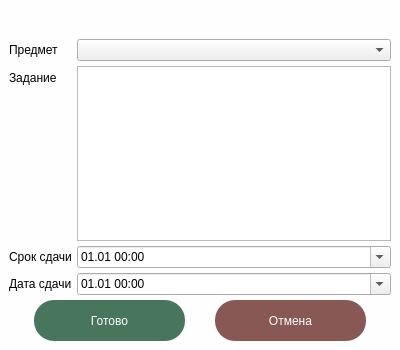
Qt form UI/task_dialog_ui.ui (AREA-team/AREA-Student) before a commit.
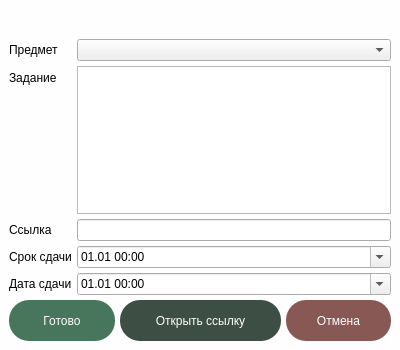
The same form after that commit. Custom widgets are drawn as their Qt base class.

Commit message: Adding and editing tasks realized Main window icons added

The edit to the form file:
```diff
--- a/UI/task_dialog_ui.ui
+++ b/UI/task_dialog_ui.ui
@@ -172,7 +172,7 @@
          </property>
         </widget>
        </item>
-       <item row="2" column="0">
+       <item row="3" column="0">
         <widget class="QLabel" name="deadline_label">
          <property name="styleSheet">
           <string notr="true">QLabel{
@@ -184,7 +184,7 @@
          </property>
         </widget>
        </item>
-       <item row="2" column="1">
+       <item row="3" column="1">
         <widget class="QDateTimeEdit" name="deadline_time">
          <property name="sizePolicy">
           <sizepolicy hsizetype="Expanding" vsizetype="Preferred">
@@ -203,7 +203,7 @@
          </property>
         </widget>
        </item>
-       <item row="3" column="0">
+       <item row="4" column="0">
         <widget class="QLabel" name="delivery_label">
          <property name="styleSheet">
           <string notr="true">QLabel{
@@ -215,7 +215,7 @@
          </property>
         </widget>
        </item>
-       <item row="3" column="1">
+       <item row="4" column="1">
         <widget class="QDateTimeEdit" name="delivery_time">
          <property name="sizePolicy">
           <sizepolicy hsizetype="Expanding" vsizetype="Preferred">
@@ -231,6 +231,25 @@
          </property>
         </widget>
        </item>
+       <item row="2" column="0">
+        <widget class="QLabel" name="link_label">
+         <property name="styleSheet">
+          <string notr="true">QLabel{
+font: 57 10pt &quot;IBM Plex Sans&quot;;
+}</string>
+         </property>
+         <property name="text">
+          <string>Ссылка</string>
+         </property>
+        </widget>
+       </item>
+       <item row="2" column="1">
+        <widget class="QLineEdit" name="link_le">
+         <property name="inputMethodHints">
+          <set>Qt::ImhUrlCharactersOnly</set>
+         </property>
+        </widget>
+       </item>
       </layout>
      </item>
      <item>
@@ -268,6 +287,39 @@
          </property>
         </widget>
        </item>
+       <item>
+        <widget class="QPushButton" name="open_link_btn">
+         <property name="sizePolicy">
+          <sizepolicy hsizetype="Preferred" vsizetype="Preferred">
+           <horstretch>0</horstretch>
+           <verstretch>0</verstretch>
+          </sizepolicy>
+         </property>
+         <property name="minimumSize">
+          <size>
+           <width>161</width>
+           <height>41</height>
+          </size>
+         </property>
+         <property name="maximumSize">
+          <size>
+           <width>201</width>
+           <height>41</height>
+          </size>
+         </property>
+         <property name="styleSheet">
+          <string notr="true">QPushButton {
+font: 57 14pt &quot;IBM Plex Sans&quot;;
+background-color: rgb(61, 79, 69);
+color: rgb(254, 254, 254);
+border-radius: 20px;
+}</string>
+         </property>
+         <property name="text">
+          <string>Открыть ссылку</string>
+         </property>
+        </widget>
+       </item>
        <item>
         <widget class="QPushButton" name="cancel_btn">
          <property name="sizePolicy">
```
The commit also changes 10 other files.
